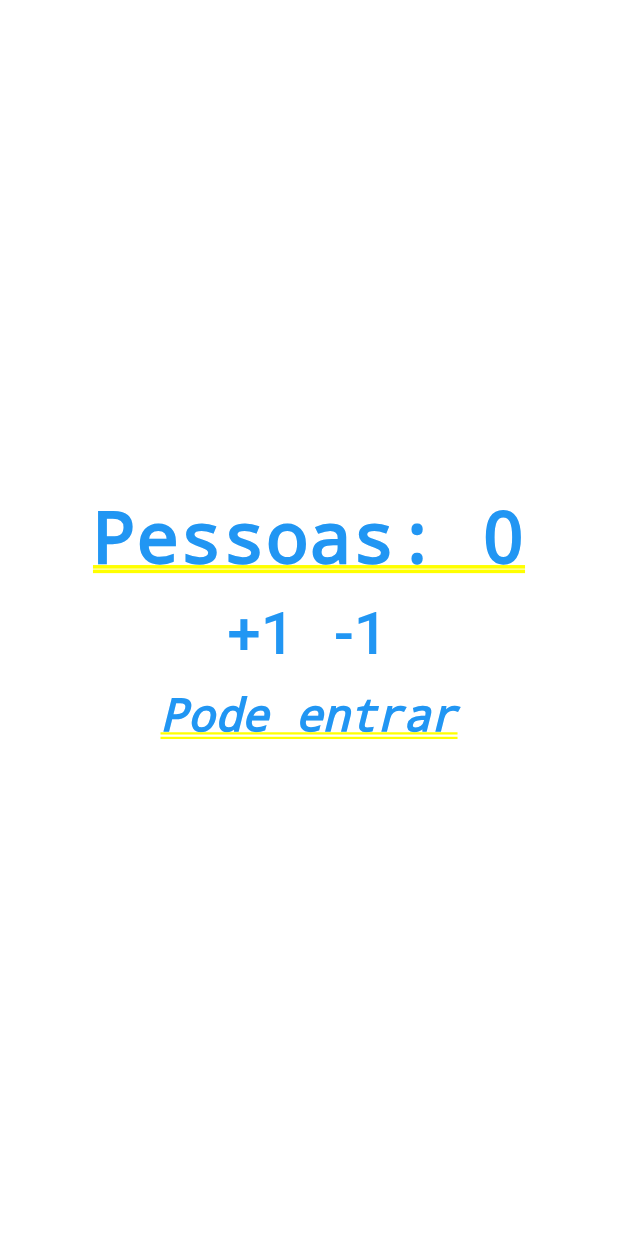
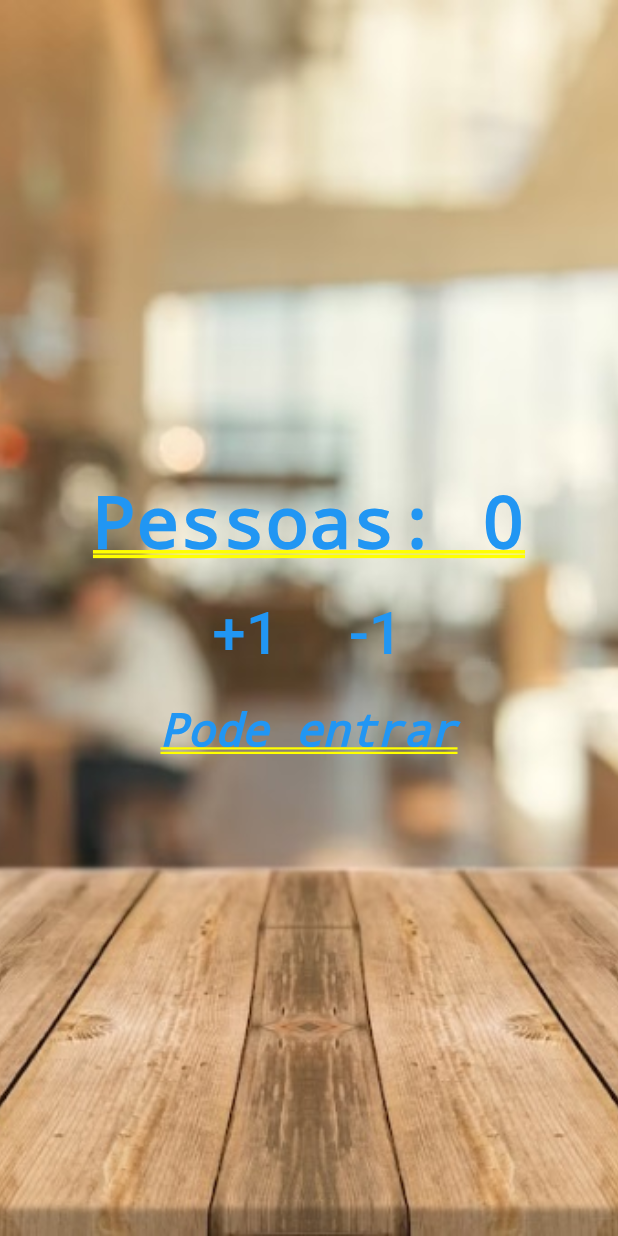
Before and after one commit to Luferat/flutter_contador, a Flutter app: the screen it shows after launch, after a tap on "+1", on a phone screen of 412 x 824 dp. Run offline on Flutter 3.47's test engine with Material 3 defaults, Android fonts, the phone set to English and light mode, and no system bars.

Commit message:
Erro na Imagem

```diff
--- a/lib/main.dart
+++ b/lib/main.dart
@@ -3,9 +3,15 @@ import 'package:flutter/material.dart';
 void main() {
   runApp(MaterialApp(
     title: "Contador de Gente",
-      // Cria uma coluna na home
-      // O conteúdo da coluna é centralizado horizontalmente
-      home: Column(
+    home: Stack(
+      children: [
+        Image.asset(
+          "assets/fundo.jpg",
+          fit: BoxFit.cover,
+          height: double.infinity,
+          width: double.infinity,
+        ),
+        Column(
         // Alinha o conteúdo da coluna no meio vertical
         mainAxisAlignment: MainAxisAlignment.center,
         // Widgets da coluna
@@ -22,7 +28,9 @@ void main() {
           Row(
             mainAxisAlignment: MainAxisAlignment.center,
             children: [
-              TextButton(
+              Padding(
+                padding: const EdgeInsets.all(10.0),
+                child: TextButton(
                   onPressed: () {},
                   child: const Text(
                     "+1",
@@ -32,13 +40,17 @@ void main() {
                     ),
                   ),
                 ),
-              TextButton(
+              ),
+              Padding(
+                padding: const EdgeInsets.all(10.0),
+                child: TextButton(
                   onPressed: () {},
                   child: const Text(
                     "-1",
                     style: TextStyle(
                       fontSize: 40,
                       color: Colors.blue,
+                    ),
                   ),
                 ),
               ),
@@ -54,5 +66,8 @@ void main() {
             ),
           )
         ],
-      )));
+      )
+      ],
+    ),
+  ));
 }
--- a/pubspec.yaml
+++ b/pubspec.yaml
@@ -63,6 +63,9 @@ flutter:
   #   - images/a_dot_burr.jpeg
   #   - images/a_dot_ham.jpeg
 
+  assets:
+    - assets/fundo.jpg
+
   # An image asset can refer to one or more resolution-specific "variants", see
   # https://flutter.dev/assets-and-images/#resolution-aware
 
```
Also changed, not shown: assets/fundo.jpg (added). Lines whose indentation alone changed are shown as unchanged.
